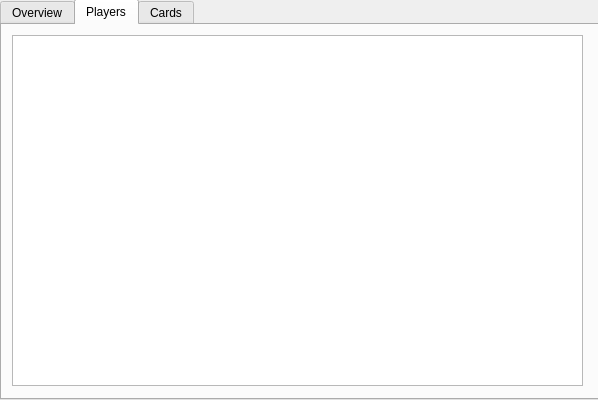
Qt form Cluedo/Game.ui (Stephen-ODriscoll/Cluedo) before a commit.
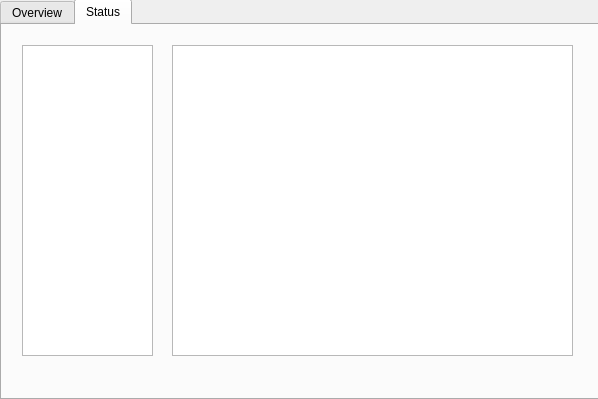
The same form after that commit. The open tabs and pages were chosen to show the change.

Commit message: Corrected card processing and added status tab

```diff
--- a/Cluedo/Game.ui
+++ b/Cluedo/Game.ui
@@ -7,7 +7,7 @@
     <x>0</x>
     <y>0</y>
     <width>598</width>
-    <height>400</height>
+    <height>399</height>
    </rect>
   </property>
   <property name="windowTitle">
@@ -22,6 +22,12 @@
      <height>401</height>
     </rect>
    </property>
+   <property name="autoFillBackground">
+    <bool>true</bool>
+   </property>
+   <property name="styleSheet">
+    <string notr="true">background-color:light;</string>
+   </property>
    <property name="currentIndex">
     <number>0</number>
    </property>
@@ -117,30 +123,25 @@
    </widget>
    <widget class="QWidget" name="tab_2">
     <attribute name="title">
-     <string>Players</string>
+     <string>Status</string>
     </attribute>
     <widget class="QPlainTextEdit" name="playersText">
      <property name="geometry">
       <rect>
-       <x>10</x>
-       <y>10</y>
-       <width>571</width>
-       <height>351</height>
+       <x>170</x>
+       <y>20</y>
+       <width>401</width>
+       <height>311</height>
       </rect>
      </property>
     </widget>
-   </widget>
-   <widget class="QWidget" name="tab_3">
-    <attribute name="title">
-     <string>Cards</string>
-    </attribute>
-    <widget class="QPlainTextEdit" name="cardsText">
+    <widget class="QListWidget" name="cardsList">
      <property name="geometry">
       <rect>
-       <x>10</x>
-       <y>10</y>
-       <width>571</width>
-       <height>351</height>
+       <x>20</x>
+       <y>20</y>
+       <width>131</width>
+       <height>311</height>
       </rect>
      </property>
     </widget>
```
Left out of the diff: 12 changed lines with no effect on the pictures. The commit also changes 8 other files.
